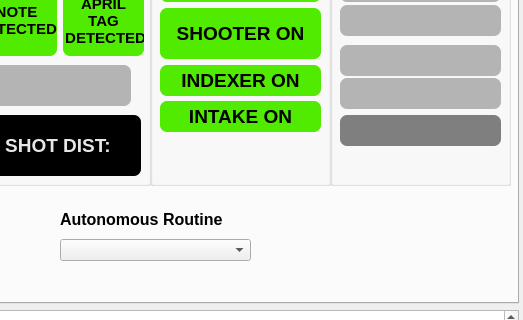
First picture: the form in gui/layout_2024.ui, repository aesatchien/FRC2429_2024, before the edit; both pictures show x 932 to 1455 and y 166 to 486 of the 1455 by 725 pixel window.
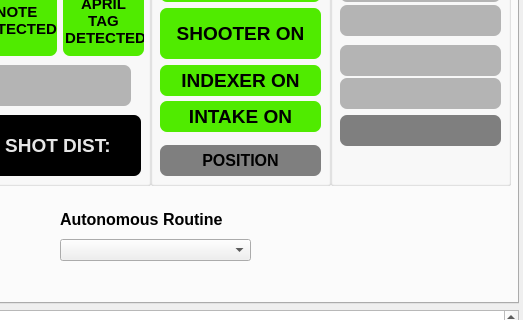
Second picture: the form after the edit. Icons and pictures are not drawn. Custom widgets are drawn as their Qt base class.

Commit message: position indicator in gui, simpler NT data

What changed in the file:
```diff
--- a/gui/layout_2024.ui
+++ b/gui/layout_2024.ui
@@ -310,6 +310,37 @@
         <set>Qt::AlignCenter</set>
        </property>
       </widget>
+      <widget class="QLabel2" name="qlabel_position_indicator">
+       <property name="geometry">
+        <rect>
+         <x>10</x>
+         <y>260</y>
+         <width>161</width>
+         <height>31</height>
+        </rect>
+       </property>
+       <property name="font">
+        <font>
+         <pointsize>12</pointsize>
+         <weight>75</weight>
+         <bold>true</bold>
+        </font>
+       </property>
+       <property name="styleSheet">
+        <string notr="true">border: 7px;
+border-radius: 7px;
+background-color:rgb(127, 127, 127);</string>
+       </property>
+       <property name="text">
+        <string>POSITION</string>
+       </property>
+       <property name="textFormat">
+        <enum>Qt::AutoText</enum>
+       </property>
+       <property name="alignment">
+        <set>Qt::AlignCenter</set>
+       </property>
+      </widget>
      </widget>
      <widget class="QGroupBox" name="groupBox">
       <property name="geometry">
```
Left out of the diff: 5 changed lines with no effect on the pictures. The commit also changes 6 other files.
